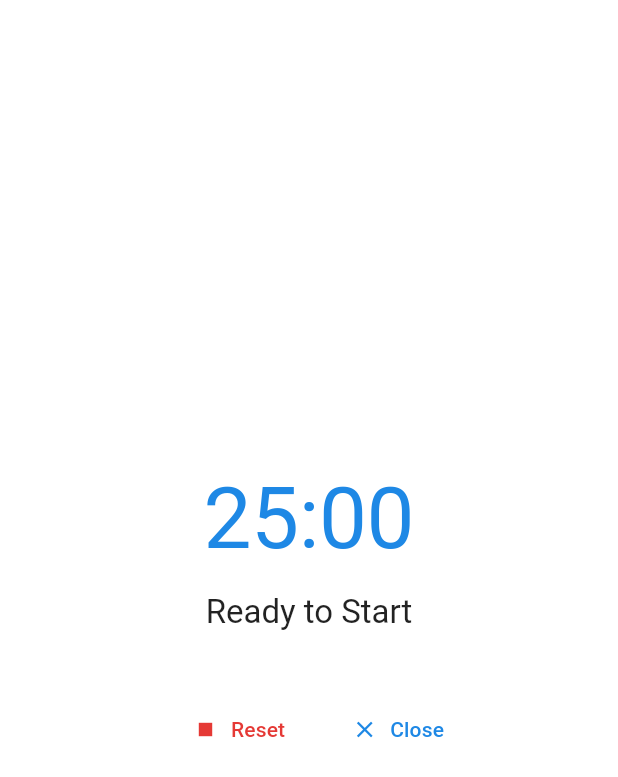
After one commit to alanaraujo902/pomodorobasico2, a Flutter app: the FullScreenTimerView screen opened directly, on a phone screen of 412 x 824 dp. The commit adds this screen. Shown: the top 777 px of the screen. Run offline on Flutter 3.47's test engine with Material 3 defaults, Android fonts, the phone set to English and light mode, and no system bars.

Commit message:
TELA CHEIA NO PLAY DA SUBTASK

```diff
--- /dev/null
+++ b/lib/screens/full_screen_timer.dart
@@ -0,0 +1,112 @@
+import 'package:flutter/material.dart';
+import 'package:provider/provider.dart';
+import '../services/pomodoro_timer.dart';
+import '../models/timer_state.dart';
+
+class FullScreenTimerView extends StatelessWidget {
+  const FullScreenTimerView({super.key});
+
+  @override
+  Widget build(BuildContext context) {
+    return Scaffold(
+      body: SafeArea(
+        child: Consumer<PomodoroTimer>(
+          builder: (context, timer, child) {
+            final formattedTime = "${timer.remainingTime.inMinutes.toString().padLeft(2, '0')}:${(timer.remainingTime.inSeconds % 60).toString().padLeft(2, '0')}";
+
+            return Container(
+              width: double.infinity,
+              padding: const EdgeInsets.symmetric(horizontal: 24.0, vertical: 48.0),
+              child: Column(
+                mainAxisAlignment: MainAxisAlignment.center,
+                children: [
+                  Text(
+                    formattedTime,
+                    style: Theme.of(context).textTheme.displayLarge?.copyWith(
+                      color: Theme.of(context).colorScheme.primary,
+                    ),
+                  ),
+                  const SizedBox(height: 16),
+                  Text(_getCurrentStateText(timer.currentState),
+                      style: Theme.of(context).textTheme.titleLarge),
+                  const SizedBox(height: 8),
+                  if (timer.currentTask != null)
+                    Text("Task: ${timer.currentTask!.title}",
+                        style: Theme.of(context).textTheme.titleMedium),
+                  if (timer.currentSubtask != null)
+                    Text("Subtask: ${timer.currentSubtask!.title}",
+                        style: Theme.of(context).textTheme.titleMedium?.copyWith(
+                          color: Theme.of(context).colorScheme.secondary,
+                        )),
+                  const SizedBox(height: 32),
+                  Row(
+                    mainAxisAlignment: MainAxisAlignment.center,
+                    children: [
+                      if (timer.currentState == TimerState.runningFocus ||
+                          timer.currentState == TimerState.runningShortBreak ||
+                          timer.currentState == TimerState.runningLongBreak)
+                        ElevatedButton.icon(
+                          icon: const Icon(Icons.pause),
+                          label: const Text('Pause'),
+                          onPressed: () => timer.pauseTimer(),
+                          style: ElevatedButton.styleFrom(
+                            backgroundColor: Colors.orange.shade600,
+                            foregroundColor: Colors.white,
+                          ),
+                        ),
+                      if (timer.currentState == TimerState.pausedFocus ||
+                          timer.currentState == TimerState.pausedShortBreak ||
+                          timer.currentState == TimerState.pausedLongBreak)
+                        ElevatedButton.icon(
+                          icon: const Icon(Icons.play_arrow),
+                          label: const Text('Resume'),
+                          onPressed: () => timer.startTimer(),
+                          style: ElevatedButton.styleFrom(
+                            backgroundColor: Colors.green.shade600,
+                            foregroundColor: Colors.white,
+                          ),
+                        ),
+                      const SizedBox(width: 16),
+                      TextButton.icon(
+                        icon: const Icon(Icons.stop),
+                        label: const Text('Reset'),
+                        onPressed: () => timer.resetTimer(),
+                        style: TextButton.styleFrom(
+                          foregroundColor: Colors.red.shade600,
+                        ),
+                      ),
+                      const SizedBox(width: 16),
+                      TextButton.icon(
+                        icon: const Icon(Icons.close),
+                        label: const Text('Close'),
+                        onPressed: () => Navigator.pop(context),
+                      ),
+                    ],
+                  )
+                ],
+              ),
+            );
+          },
+        ),
+      ),
+    );
+  }
+
+  String _getCurrentStateText(TimerState state) {
+    switch (state) {
+      case TimerState.runningFocus:
+      case TimerState.pausedFocus:
+        return 'Focus';
+      case TimerState.runningShortBreak:
+      case TimerState.pausedShortBreak:
+        return 'Short Break';
+      case TimerState.runningLongBreak:
+      case TimerState.pausedLongBreak:
+        return 'Long Break';
+      case TimerState.initial:
+        return 'Ready to Start';
+      case TimerState.finished:
+        return 'Finished';
+    }
+  }
+}
--- a/lib/widgets/task_list_item.dart
+++ b/lib/widgets/task_list_item.dart
@@ -3,9 +3,9 @@ import 'package:provider/provider.dart';
 import '../models/task.dart';
 import '../models/subtask.dart';
 import '../services/task_manager.dart';
-import '../services/pomodoro_timer.dart'; // To potentially link timer start
+import '../services/pomodoro_timer.dart';
 import '../models/timer_settings.dart';
-
+import '../screens/full_screen_timer.dart'; // IMPORTAÇÃO ADICIONADA
 
 class TaskListItem extends StatelessWidget {
   final Task task;
@@ -15,8 +15,6 @@ class TaskListItem extends StatelessWidget {
   @override
   Widget build(BuildContext context) {
     final taskManager = Provider.of<TaskManager>(context, listen: false);
-    // Potentially get timer to link start action
-    // final pomodoroTimer = Provider.of<PomodoroTimer>(context, listen: false);
 
     return Card(
       margin: const EdgeInsets.symmetric(vertical: 4.0, horizontal: 8.0),
@@ -33,23 +31,19 @@ class TaskListItem extends StatelessWidget {
             decoration: task.isCompleted ? TextDecoration.lineThrough : null,
           ),
         ),
-        // TODO: Add trailing icons for edit/delete task
         children: task.subtasks.map((subtask) => _buildSubtaskTile(context, task.id, subtask)).toList(),
-        // Optionally add a button within the expanded tile to add a new subtask
         trailing: Row(
           mainAxisSize: MainAxisSize.min,
           children: [
-             IconButton(
-              icon: const Icon(Icons.add_task), // Icon to add subtask
+            IconButton(
+              icon: const Icon(Icons.add_task),
               tooltip: 'Add Subtask',
               onPressed: () {
-                // TODO: Show dialog to add subtask
                 _showAddSubtaskDialog(context, task.id);
               },
             ),
-            // TODO: Add Edit/Delete Task buttons here
           ],
-        )
+        ),
       ),
     );
   }
@@ -79,24 +73,27 @@ class TaskListItem extends StatelessWidget {
           IconButton(
             icon: const Icon(Icons.play_circle_outline, size: 20.0),
             tooltip: 'Start Pomodoro for this subtask',
-            onPressed: subtask.isCompleted ? null : () {
-              final taskManager = Provider.of<TaskManager>(context, listen: false);
-              pomodoroTimer.startTimerForSubtask(subtask, taskManager); // Pass TaskManager
+            onPressed: subtask.isCompleted
+                ? null
+                : () {
+              pomodoroTimer.startTimerForSubtask(subtask, taskManager);
+              Navigator.push(
+                context,
+                MaterialPageRoute(builder: (_) => const FullScreenTimerView()),
+              );
             },
           ),
           IconButton(
             icon: const Icon(Icons.edit, size: 20.0),
             tooltip: 'Edit Subtask',
             onPressed: () {
-              // TODO: Show dialog to edit subtask
-               _showEditSubtaskDialog(context, taskId, subtask);
+              _showEditSubtaskDialog(context, taskId, subtask);
             },
           ),
-           IconButton(
+          IconButton(
             icon: const Icon(Icons.delete_outline, size: 20.0),
             tooltip: 'Delete Subtask',
             onPressed: () {
-              // Optional: Show confirmation dialog
               taskManager.deleteSubtask(taskId, subtask.id);
             },
           ),
@@ -105,11 +102,9 @@ class TaskListItem extends StatelessWidget {
     );
   }
 
-  // --- Dialogs (Placeholders) ---
-
   void _showAddSubtaskDialog(BuildContext context, String taskId) {
     final taskManager = Provider.of<TaskManager>(context, listen: false);
-    final defaultSettings = Provider.of<TimerSettings>(context, listen: false); // Get default settings
+    final defaultSettings = Provider.of<TimerSettings>(context, listen: false);
     final titleController = TextEditingController();
 
     showDialog(
@@ -130,7 +125,7 @@ class TaskListItem extends StatelessWidget {
             child: const Text('Add'),
             onPressed: () {
               if (titleController.text.isNotEmpty) {
-                taskManager.addSubtask(taskId, titleController.text, defaultSettings); // Use default settings for now
+                taskManager.addSubtask(taskId, titleController.text, defaultSettings);
                 Navigator.of(context).pop();
               }
             },
@@ -140,10 +135,9 @@ class TaskListItem extends StatelessWidget {
     );
   }
 
-   void _showEditSubtaskDialog(BuildContext context, String taskId, Subtask subtask) {
+  void _showEditSubtaskDialog(BuildContext context, String taskId, Subtask subtask) {
     final taskManager = Provider.of<TaskManager>(context, listen: false);
     final titleController = TextEditingController(text: subtask.title);
-    // TODO: Add fields to edit timer settings for this subtask
 
     showDialog(
       context: context,
@@ -164,7 +158,6 @@ class TaskListItem extends StatelessWidget {
             onPressed: () {
               if (titleController.text.isNotEmpty) {
                 taskManager.editSubtaskTitle(taskId, subtask.id, titleController.text);
-                // TODO: Save updated timer settings
                 Navigator.of(context).pop();
               }
             },
@@ -173,5 +166,4 @@ class TaskListItem extends StatelessWidget {
       ),
     );
   }
-
 }
```
